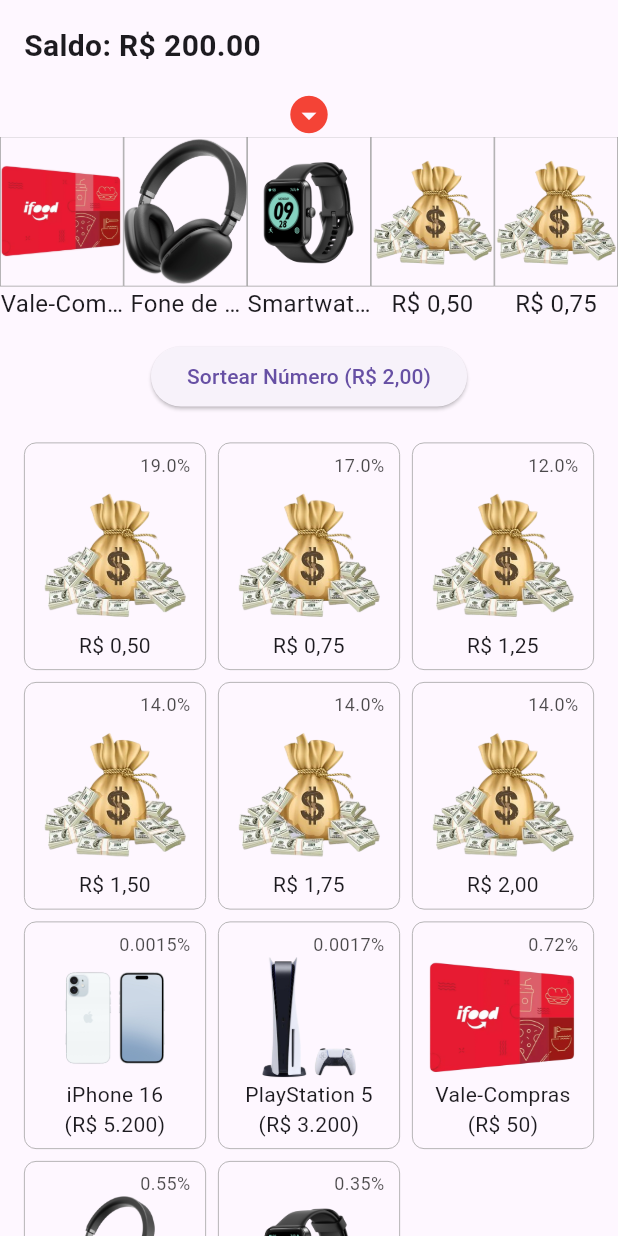
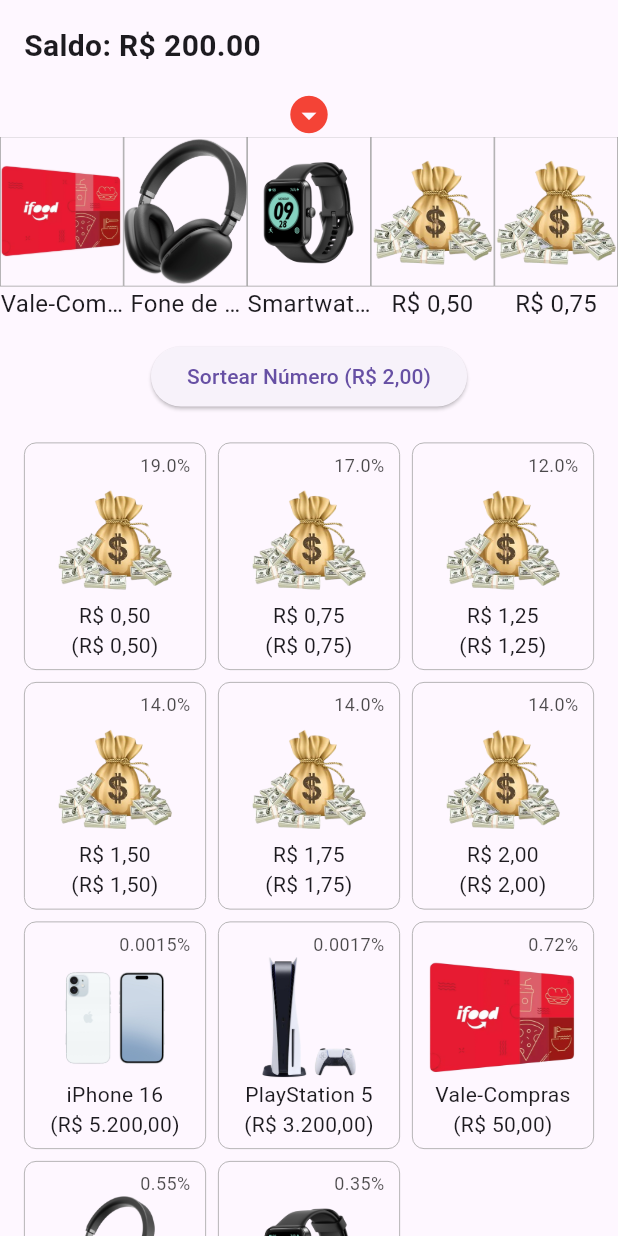
Before and after one commit to joaoconstancio1/genie_luck, a Flutter app: the screen it shows after launch, on a phone screen of 412 x 824 dp. Run offline on Flutter 3.47's test engine with Material 3 defaults, Android fonts, the phone set to English and light mode, and no system bars.

Commit message:
Refactor slider item titles for improved clarity and implement dynamic title formatting with values in GenieSlider

```diff
--- a/lib/genie_slider/data/slider_items_model.dart
+++ b/lib/genie_slider/data/slider_items_model.dart
@@ -58,31 +58,31 @@ class SliderItemModel {
         probability: 14,
       ),
       SliderItemModel(
-        title: 'iPhone 16 \n(R\$ 5.200)',
+        title: 'iPhone 16',
         image: 'assets/images/iphone16.png',
         value: 5200,
         probability: 0.0015,
       ),
       SliderItemModel(
-        title: 'PlayStation 5 \n(R\$ 3.200)',
+        title: 'PlayStation 5',
         image: 'assets/images/ps5.png',
         value: 3200,
         probability: 0.0017,
       ),
       SliderItemModel(
-        title: 'Vale-Compras \n(R\$ 50)',
+        title: 'Vale-Compras',
         value: 50.00,
         image: 'assets/images/voucher.png',
         probability: 0.72,
       ),
       SliderItemModel(
-        title: 'Fone de Ouvido Bluetooth \n(R\$ 150)',
+        title: 'Fone de Ouvido Bluetooth',
         value: 150.00,
         image: 'assets/images/headphone.png',
         probability: 0.55,
       ),
       SliderItemModel(
-        title: 'Smartwatch \n(R\$ 100)',
+        title: 'Smartwatch',
         value: 100.00,
         image: 'assets/images/smartwatch.png',
         probability: 0.35,
--- a/lib/genie_slider/presenter/pages/genie_slider.dart
+++ b/lib/genie_slider/presenter/pages/genie_slider.dart
@@ -229,7 +229,7 @@ class _GenieSliderState extends State<GenieSlider> {
                             ),
                           ),
                           Text(
-                            item.title,
+                            formatTitlePlusValue(item.title, item.value),
                             style: const TextStyle(fontSize: 14),
                             textAlign: TextAlign.center,
                           ),
@@ -245,4 +245,13 @@ class _GenieSliderState extends State<GenieSlider> {
       ),
     );
   }
+
+  String formatTitlePlusValue(String title, double value) {
+    String formattedValue = value.toStringAsFixed(2).replaceAll('.', ',');
+    formattedValue = formattedValue.replaceAllMapped(
+      RegExp(r'(\d)(?=(\d{3})+,)'),
+      (Match m) => '${m[1]}.',
+    );
+    return '$title\n(R\$ $formattedValue)';
+  }
 }
```
